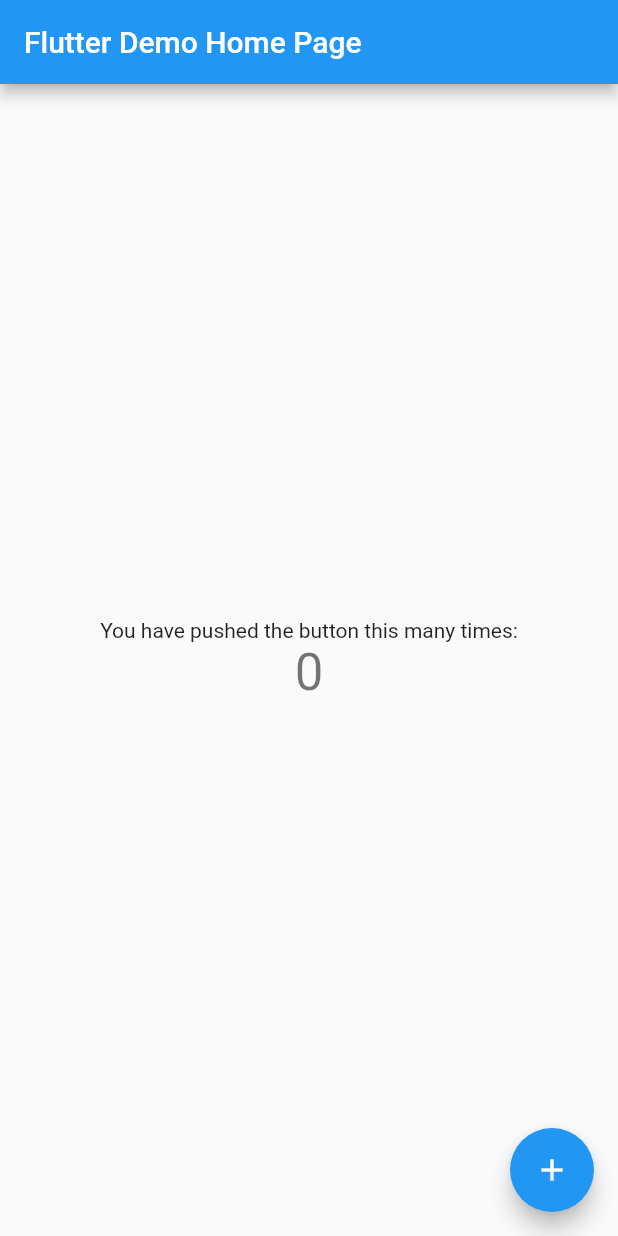
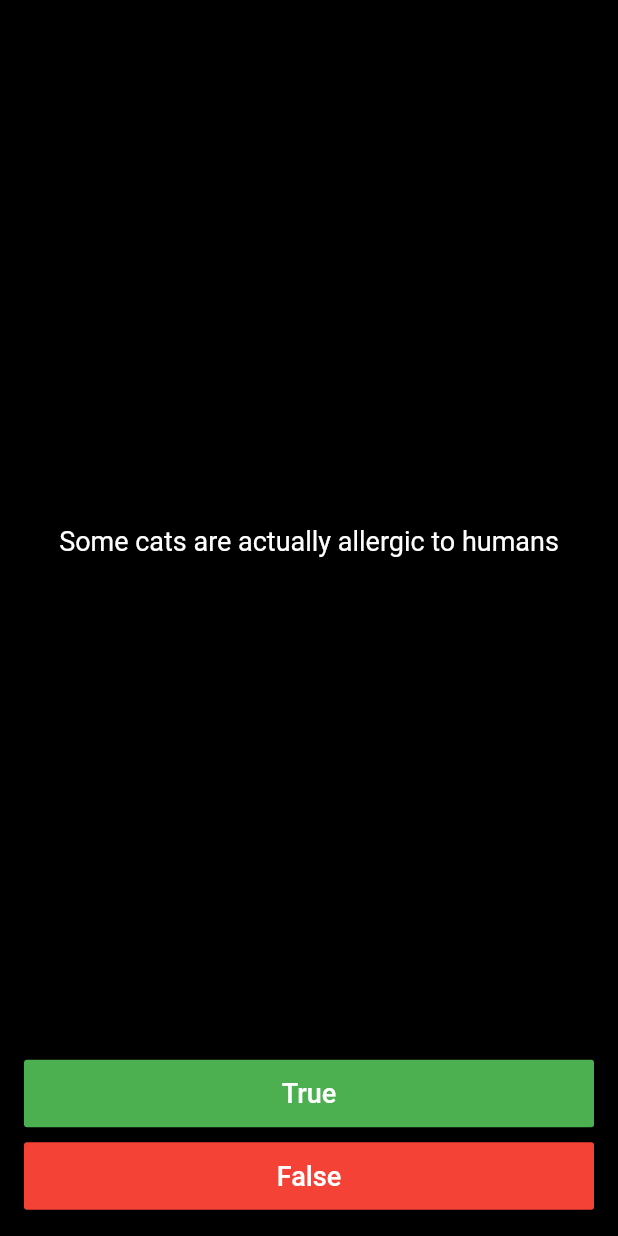
Before and after one commit to ubaidbadar/Quizzler-Flutter, a Flutter app: the screen it shows after launch, on a phone screen of 412 x 824 dp. Run offline on Flutter 3.47's test engine with Material 2 defaults, Android fonts, the phone set to English and light mode, and no system bars; our stand-ins replace rflutter_alert.

Commit message:
design_the_app

```diff
--- a/lib/main.dart
+++ b/lib/main.dart
@@ -1,111 +1,78 @@
+import 'package:quizzler/quizBrain.dart';
+import 'package:quizzler/quizText.dart';
 import 'package:flutter/material.dart';
+import 'package:rflutter_alert/rflutter_alert.dart';
+
+QuizBrain quizBrain = QuizBrain();
 
 void main() => runApp(MyApp());
 
 class MyApp extends StatelessWidget {
-  // This widget is the root of your application.
   @override
   Widget build(BuildContext context) {
     return MaterialApp(
-      title: 'Flutter Demo',
-      theme: ThemeData(
-        // This is the theme of your application.
-        //
-        // Try running your application with "flutter run". You'll see the
-        // application has a blue toolbar. Then, without quitting the app, try
-        // changing the primarySwatch below to Colors.green and then invoke
-        // "hot reload" (press "r" in the console where you ran "flutter run",
-        // or simply save your changes to "hot reload" in a Flutter IDE).
-        // Notice that the counter didn't reset back to zero; the application
-        // is not restarted.
-        primarySwatch: Colors.blue,
+      home: Scaffold(
+        backgroundColor: Colors.black,
+        body: QuizPage(),
       ),
-      home: MyHomePage(title: 'Flutter Demo Home Page'),
     );
   }
 }
 
-class MyHomePage extends StatefulWidget {
-  MyHomePage({Key key, this.title}) : super(key: key);
-
-  // This widget is the home page of your application. It is stateful, meaning
-  // that it has a State object (defined below) that contains fields that affect
-  // how it looks.
-
-  // This class is the configuration for the state. It holds the values (in this
-  // case the title) provided by the parent (in this case the App widget) and
-  // used by the build method of the State. Fields in a Widget subclass are
-  // always marked "final".
-
-  final String title;
-
+class QuizPage extends StatefulWidget {
   @override
-  _MyHomePageState createState() => _MyHomePageState();
+  _QuizPageState createState() => _QuizPageState();
 }
 
-class _MyHomePageState extends State<MyHomePage> {
-  int _counter = 0;
-
-  void _incrementCounter() {
+class _QuizPageState extends State<QuizPage> {
+  List<Icon> _scoreKeeper = [];
+  void questionHandler() {
+    bool answer = quizBrain.getAnswer();
+    bool nextQuestion = quizBrain.nextQuestion();
     setState(() {
-      // This call to setState tells the Flutter framework that something has
-      // changed in this State, which causes it to rerun the build method below
-      // so that the display can reflect the updated values. If we changed
-      // _counter without calling setState(), then the build method would not be
-      // called again, and so nothing would appear to happen.
-      _counter++;
+      if (nextQuestion) {
+        _scoreKeeper.add(Icon(answer ? Icons.check : Icons.close,
+            color: answer ? Colors.green : Colors.red));
+      } else {
+        _scoreKeeper = [];
+        quizBrain.reset();
+        Alert(
+          context: context,
+          title: "Finished",
+          desc: "You have reached at the end of quiz",
+        ).show();
+      }
     });
   }
 
   @override
   Widget build(BuildContext context) {
-    // This method is rerun every time setState is called, for instance as done
-    // by the _incrementCounter method above.
-    //
-    // The Flutter framework has been optimized to make rerunning build methods
-    // fast, so that you can just rebuild anything that needs updating rather
-    // than having to individually change instances of widgets.
-    return Scaffold(
-      appBar: AppBar(
-        // Here we take the value from the MyHomePage object that was created by
-        // the App.build method, and use it to set our appbar title.
-        title: Text(widget.title),
-      ),
-      body: Center(
-        // Center is a layout widget. It takes a single child and positions it
-        // in the middle of the parent.
+    return Container(
+        margin: EdgeInsets.all(16),
         child: Column(
-          // Column is also a layout widget. It takes a list of children and
-          // arranges them vertically. By default, it sizes itself to fit its
-          // children horizontally, and tries to be as tall as its parent.
-          //
-          // Invoke "debug painting" (press "p" in the console, choose the
-          // "Toggle Debug Paint" action from the Flutter Inspector in Android
-          // Studio, or the "Toggle Debug Paint" command in Visual Studio Code)
-          // to see the wireframe for each widget.
-          //
-          // Column has various properties to control how it sizes itself and
-          // how it positions its children. Here we use mainAxisAlignment to
-          // center the children vertically; the main axis here is the vertical
-          // axis because Columns are vertical (the cross axis would be
-          // horizontal).
-          mainAxisAlignment: MainAxisAlignment.center,
+          crossAxisAlignment: CrossAxisAlignment.stretch,
           children: <Widget>[
-            Text(
-              'You have pushed the button this many times:',
+            Expanded(
+                child: Center(
+              child: QuizText(quizBrain.getQuestion()),
+            )),
+            RaisedButton(
+              child: QuizText('True'),
+              color: Colors.green,
+              padding: EdgeInsets.all(12),
+              onPressed: questionHandler,
             ),
-            Text(
-              '$_counter',
-              style: Theme.of(context).textTheme.display1,
+            SizedBox(height: 7),
+            RaisedButton(
+              color: Colors.red,
+              child: QuizText('False'),
+              onPressed: questionHandler,
+              padding: EdgeInsets.all(12),
             ),
+            Row(
+              children: _scoreKeeper,
+            )
           ],
-        ),
-      ),
-      floatingActionButton: FloatingActionButton(
-        onPressed: _incrementCounter,
-        tooltip: 'Increment',
-        child: Icon(Icons.add),
-      ), // This trailing comma makes auto-formatting nicer for build methods.
-    );
+        ));
   }
 }
--- /dev/null
+++ b/lib/question.dart
@@ -0,0 +1,5 @@
+class Question {
+  String questionText;
+  bool answerText;
+  Question(this.questionText, this.answerText);
+}
--- /dev/null
+++ b/lib/quizBrain.dart
@@ -0,0 +1,50 @@
+import 'package:quizzler/question.dart';
+
+class QuizBrain {
+  List<Question> _questions = [
+    Question('Some cats are actually allergic to humans', true),
+    Question('You can lead a cow down stairs but not up stairs.', false),
+    Question('Approximately one quarter of human bones are in the feet.', true),
+    Question('A slug\'s blood is green.', true),
+    Question('Buzz Aldrin\'s mother\'s maiden name was \"Moon\".', true),
+    Question('It is illegal to pee in the Ocean in Portugal.', true),
+    Question(
+        'No piece of square dry paper can be folded in half more than 7 times.',
+        false),
+    Question(
+        'In London, UK, if you happen to die in the House of Parliament, you are technically entitled to a state funeral, because the building is considered too sacred a place.',
+        true),
+    Question(
+        'The loudest sound produced by any animal is 188 decibels. That animal is the African Elephant.',
+        false),
+    Question(
+        'The total surface area of two human lungs is approximately 70 square metres.',
+        true),
+    Question('Google was originally called \"Backrub\".', true),
+    Question(
+        'Chocolate affects a dog\'s heart and nervous system; a few ounces are enough to kill a small dog.',
+        true),
+    Question(
+        'In West Virginia, USA, if you accidentally hit an animal with your car, you are free to take it home to eat.',
+        true),
+  ];
+  int _questionNumber = 0;
+  String getQuestion() {
+    return _questions[_questionNumber].questionText;
+  }
+
+  bool getAnswer() {
+    return _questions[_questionNumber].answerText;
+  }
+
+  bool nextQuestion() {
+    if (_questionNumber < _questions.length - 1) {
+      _questionNumber++;
+      return true;
+    }
+    return false;
+  }
+  void reset(){
+    _questionNumber = 0;
+  }
+}
--- /dev/null
+++ b/lib/quizText.dart
@@ -0,0 +1,10 @@
+import 'package:flutter/material.dart';
+
+class QuizText extends StatelessWidget {
+  final String txt;
+  QuizText(this.txt);
+  @override
+  Widget build(BuildContext context) {
+    return Text(txt, style: TextStyle(color: Colors.white, fontSize: 18));
+  }
+}
--- a/pubspec.yaml
+++ b/pubspec.yaml
@@ -23,6 +23,7 @@ dependencies:
   # The following adds the Cupertino Icons font to your application.
   # Use with the CupertinoIcons class for iOS style icons.
   cupertino_icons: ^0.1.2
+  rflutter_alert: ^1.0.3
 
 dev_dependencies:
   flutter_test:
```
Also changed, not shown: pubspec.lock.
